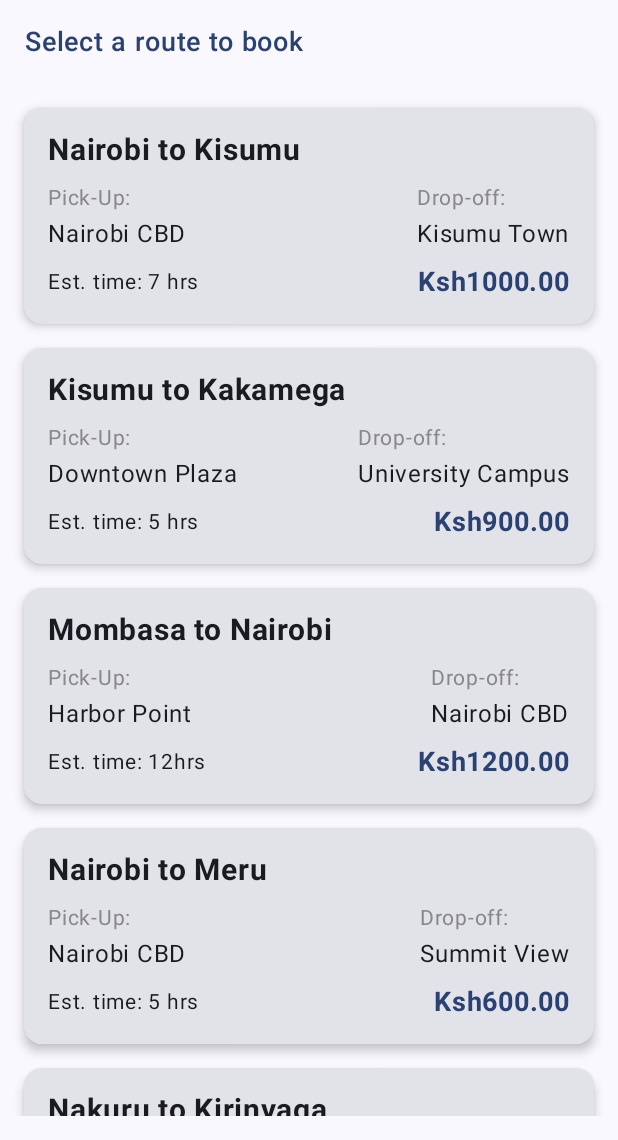
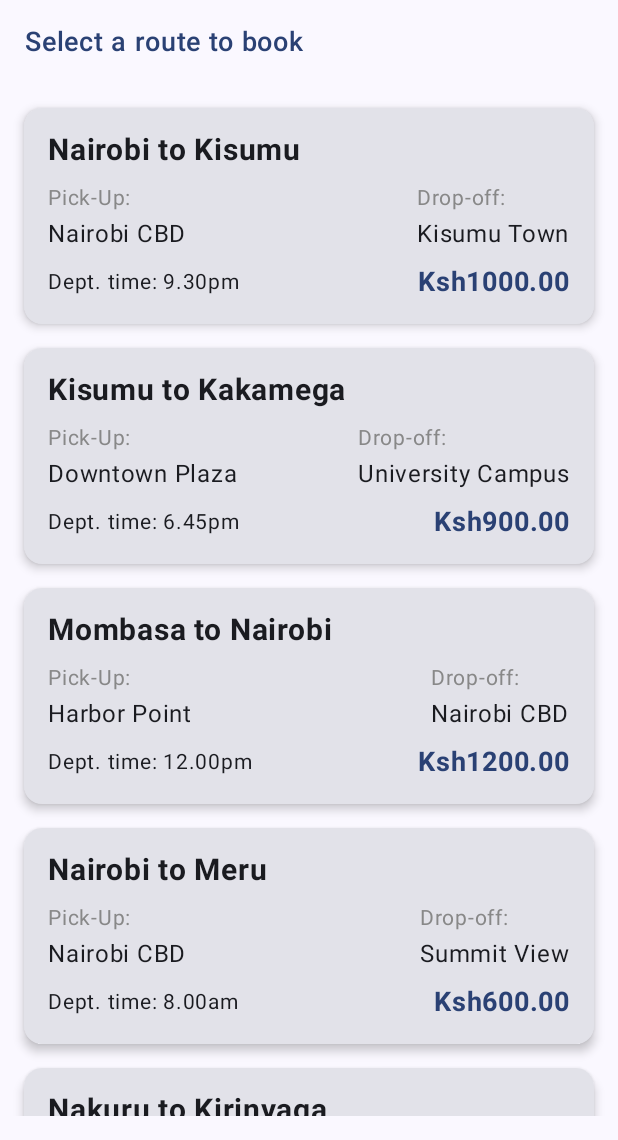
Before and after one commit to J-Alvan/trans2, an Android app built with Jetpack Compose: the RouteScreen screen opened through its navigation route, on a phone screen of 412 x 824 dp, the part 96-1236 px from its top. Run offline under Robolectric (Android 15) with nearby library versions, the phone set to English and light mode, and no system bars.

Commit message:
complete commit

```diff
--- a/app/src/main/java/com/example/swifttrans/ui/theme/screens/booking/bookingScreen.kt
+++ b/app/src/main/java/com/example/swifttrans/ui/theme/screens/booking/bookingScreen.kt
@@ -113,7 +113,7 @@ fun BookingScreen(routeId: String, navController: NavController) {
             Text(text = route.name, fontSize = 20.sp, fontWeight = FontWeight.Bold)
             Text(text = "Pick-Up: ${route.pickupPoint}")
             Text(text = "Drop-off: ${route.destinationPoint}")
-            Text(text = "Est. Time: ${route.estimatedTime}")
+            Text(text = "Est. Time: ${route.departureTime}")
             Text(
                 text = "Price: Ksh${String.format("%.2f", route.price)}",
                 fontSize = 18.sp,
--- a/app/src/main/java/com/example/swifttrans/ui/theme/screens/route/routeScreen.kt
+++ b/app/src/main/java/com/example/swifttrans/ui/theme/screens/route/routeScreen.kt
@@ -29,7 +29,7 @@ data class Route(
     val pickupPoint: String,
     val destinationPoint: String,
     val price: Double,
-    val estimatedTime: String
+    val departureTime: String
 )
 
 
@@ -41,11 +41,11 @@ data class Route(
 fun RouteScreen(navController: NavController) {
     val context = LocalContext.current
     val routes = listOf(
-        Route("1", "Nairobi to Kisumu", "Nairobi CBD", "Kisumu Town", 1000.0,"7 hrs"),
-        Route("2", "Kisumu to Kakamega", "Downtown Plaza", "University Campus", 900.0, "5 hrs"),
-        Route("3", "Mombasa to Nairobi", "Harbor Point", "Nairobi CBD", 1200.0, "12hrs"),
-        Route("4", "Nairobi to Meru", "Nairobi CBD", "Summit View", 600.0, "5 hrs"),
-        Route("5", "Nakuru to Kirinyaga", "City Center", "Shopping District", 800.0, "4 hrs")
+        Route("1", "Nairobi to Kisumu", "Nairobi CBD", "Kisumu Town", 1000.0,"9.30pm"),
+        Route("2", "Kisumu to Kakamega", "Downtown Plaza", "University Campus", 900.0, "6.45pm"),
+        Route("3", "Mombasa to Nairobi", "Harbor Point", "Nairobi CBD", 1200.0, "12.00pm"),
+        Route("4", "Nairobi to Meru", "Nairobi CBD", "Summit View", 600.0, "8.00am"),
+        Route("5", "Nakuru to Kirinyaga", "City Center", "Shopping District", 800.0, "4.00pm")
     )
 
     Scaffold(
@@ -145,7 +145,7 @@ fun RouteCard(route: Route, onRouteClick: () -> Unit) {
                 verticalAlignment = Alignment.CenterVertically
             ) {
                 Text(
-                    text = "Est. time: ${route.estimatedTime}",
+                    text = "Dept. time: ${route.departureTime}",
                     fontSize = 14.sp
                 )
 
--- a/app/src/main/java/com/example/swifttrans/ui/theme/screens/rules/rulesScreen.kt
+++ b/app/src/main/java/com/example/swifttrans/ui/theme/screens/rules/rulesScreen.kt
@@ -15,6 +15,7 @@ import androidx.compose.ui.Modifier
 import androidx.compose.ui.draw.clip
 import androidx.compose.ui.graphics.Color
 import androidx.compose.ui.res.painterResource
+import androidx.compose.ui.text.font.FontFamily
 import androidx.compose.ui.text.font.FontWeight
 import androidx.compose.ui.text.style.TextAlign
 import androidx.compose.ui.tooling.preview.Preview
@@ -31,7 +32,7 @@ fun RulesScreen(
         Scaffold(
             topBar = {
                 TopAppBar(
-                    title = { Text("Rules & Guidelines", color = Color.DarkGray, textAlign = TextAlign.Center) },
+                    title = { Text("Rules & Guidelines", color = Color.Black) },
                     navigationIcon = {
                         IconButton(onClick = onBackClick) {
 //                            Icon(
```
